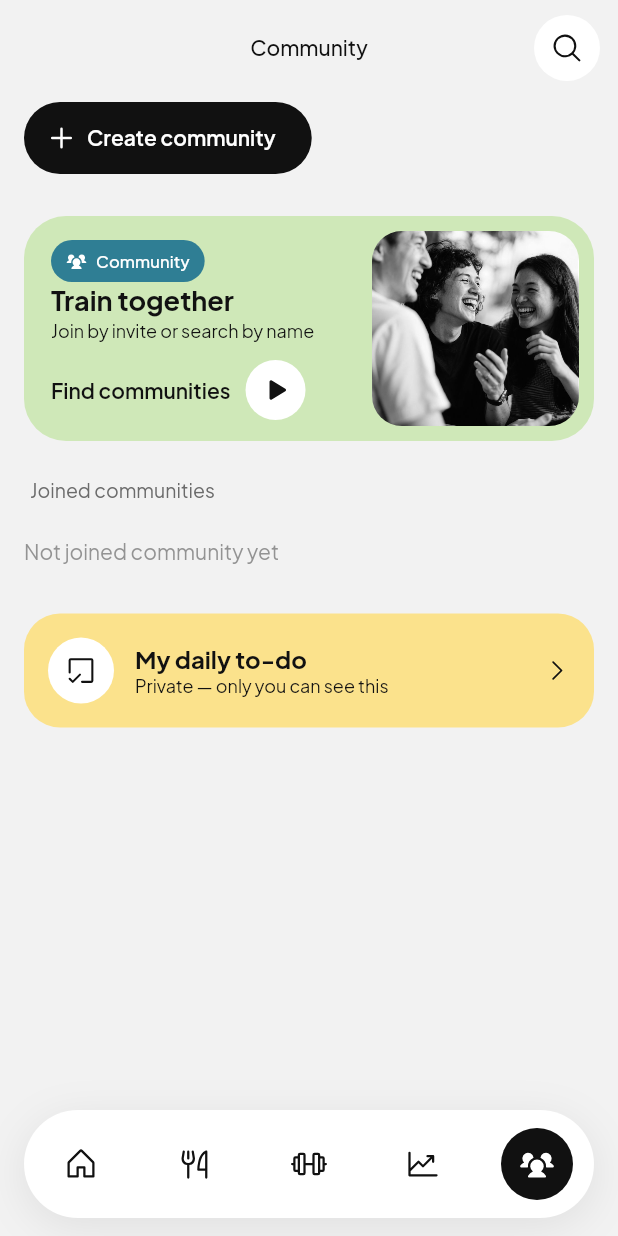
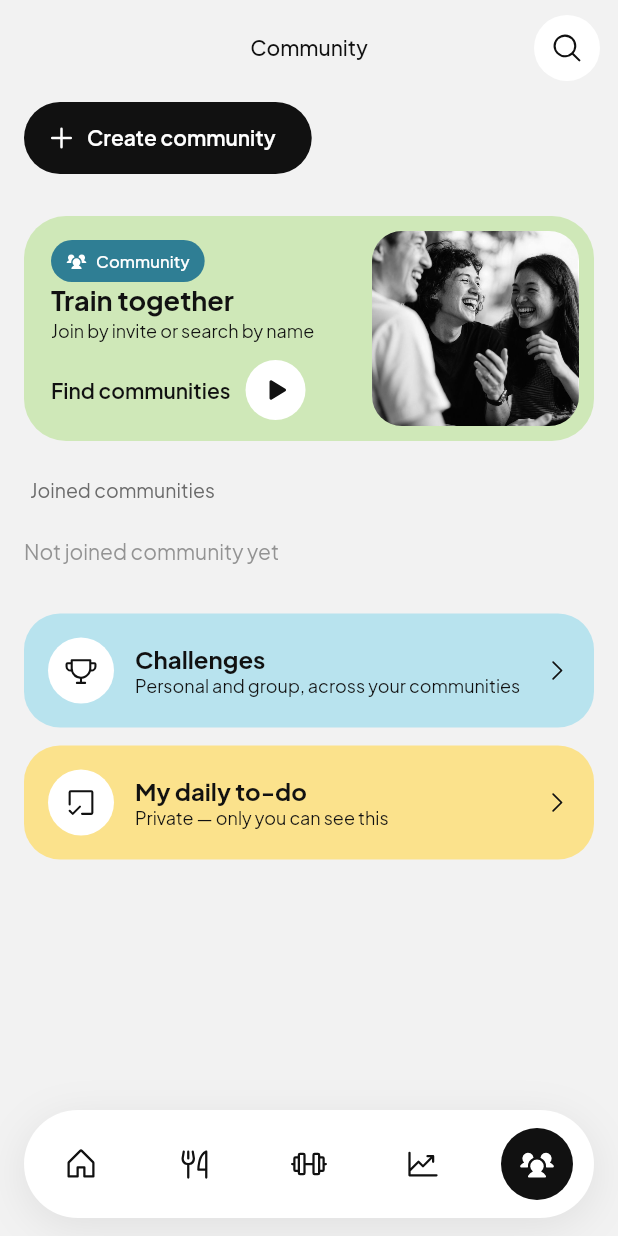
Before and after one commit to Easwar03-cmd/Fitcore, a Flutter app: the CommunityScreen screen opened by its route, on a phone screen of 412 x 824 dp. Run offline on Flutter 3.47's test engine with Material 3 defaults, Android fonts, the phone set to English and light mode, and no system bars; our stand-ins replace connectivity_plus, dio, drift, drift_flutter, file_picker, firebase_analytics and 26 more; missing offline and left inert: health, image_picker_android, image_picker_platform_interface, mobile_scanner; accounts and stored records are empty; generated files the repository leaves out were written again; network calls fail; statements that could not run were skipped.

Commit message:
feat(community): challenges live on the main Community page; pick the group when creating
Co-Authored-By: Claude Sonnet 5.5 <noreply@anthropic.com>

```diff
--- a/apps/mobile/lib/constants/app_routes.dart
+++ b/apps/mobile/lib/constants/app_routes.dart
@@ -46,10 +46,8 @@ abstract final class AppRoutes {
   static String communityAdminPath(String id) => '/community/$id/admin';
   static String communityMemberPath(String id, String userId) =>
       '/community/$id/member/$userId';
-  static String communityChallengesPath(String id) =>
-      '/community/$id/challenges';
-  static String communityNewChallengePath(String id) =>
-      '/community/$id/challenges/new';
+  static const communityChallenges = '/community/challenges';
+  static const communityNewChallenge = '/community/challenges/new';
   static String communityChallengePath(String id, String challengeId) =>
       '/community/$id/challenge/$challengeId';
   static const profile = '/profile';
--- a/apps/mobile/lib/features/community/screens/community_chat_screen.dart
+++ b/apps/mobile/lib/features/community/screens/community_chat_screen.dart
@@ -203,12 +203,6 @@ class _CommunityChatScreenState extends ConsumerState<CommunityChatScreen> {
             : '${detail.value!.memberCount} members',
         actions: [
           CircleIconButton(
-            icon: PhosphorIconsRegular.trophy,
-            semanticLabel: 'Challenges',
-            onPressed: () => context.push(AppRoutes.communityChallengesPath(id)),
-          ),
-          const SizedBox(width: 4),
-          CircleIconButton(
             icon: PhosphorIconsRegular.info,
             semanticLabel: 'Community info',
             onPressed: () => context.push(AppRoutes.communityInfoPath(id)),
--- a/apps/mobile/lib/features/community/screens/community_screen.dart
+++ b/apps/mobile/lib/features/community/screens/community_screen.dart
@@ -119,6 +119,37 @@ class CommunityScreen extends ConsumerWidget {
             ),
             const SizedBox(height: 20),
             PastelCard(
+              tint: PastelTint.sky,
+              radius: 24,
+              onTap: () => context.push(AppRoutes.communityChallenges),
+              semanticLabel: 'Challenges across your communities',
+              child: Row(
+                children: [
+                  Container(
+                    width: 44,
+                    height: 44,
+                    decoration: const BoxDecoration(
+                        color: Colors.white, shape: BoxShape.circle),
+                    child: const Icon(PhosphorIconsRegular.trophy, size: 22),
+                  ),
+                  const SizedBox(width: 14),
+                  Expanded(
+                    child: Column(
+                      crossAxisAlignment: CrossAxisAlignment.start,
+                      children: [
+                        Text('Challenges', style: AppTextStyles.heading),
+                        Text('Personal and group, across your communities',
+                            style: AppTextStyles.caption
+                                .copyWith(color: AppColors.ink)),
+                      ],
+                    ),
+                  ),
+                  const Icon(PhosphorIconsRegular.caretRight, size: 18),
+                ],
+              ),
+            ),
+            const SizedBox(height: 12),
+            PastelCard(
               tint: PastelTint.butter,
               radius: 24,
               onTap: () => context.push(AppRoutes.communityTodo),
```
Also changed, not shown: apps/mobile/lib/features/community/providers/challenge_provider.dart (+28 -1 lines), apps/mobile/lib/features/community/screens/challenges_screen.dart (+27 -26 lines), apps/mobile/lib/features/community/screens/community_info_screen.dart (+0 -8 lines), apps/mobile/lib/features/community/screens/create_challenge_screen.dart (+65 -5 lines), apps/mobile/lib/router/app_router.dart (+10 -12 lines).
